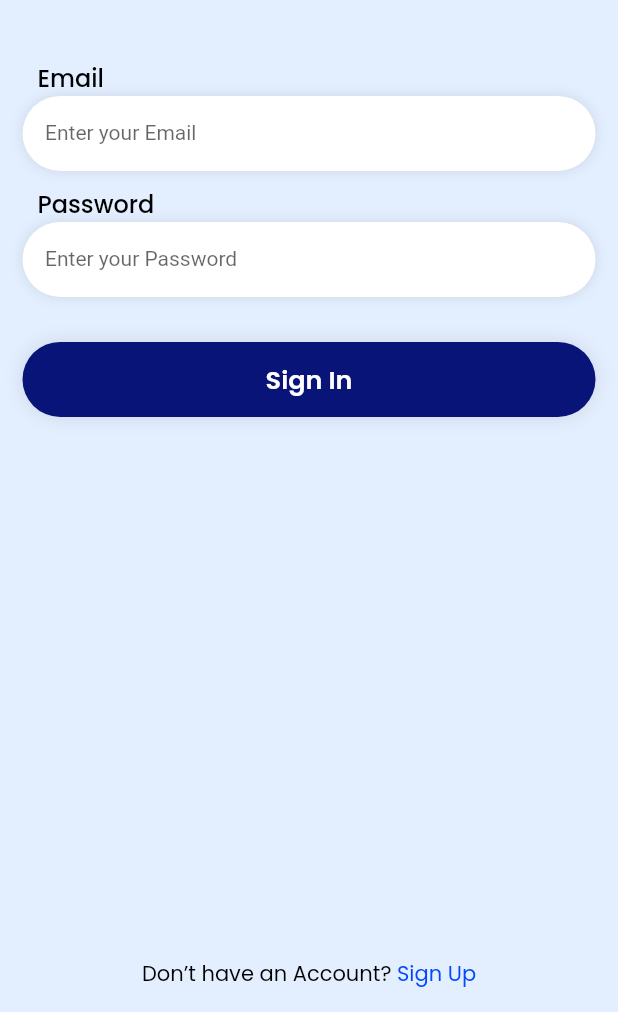
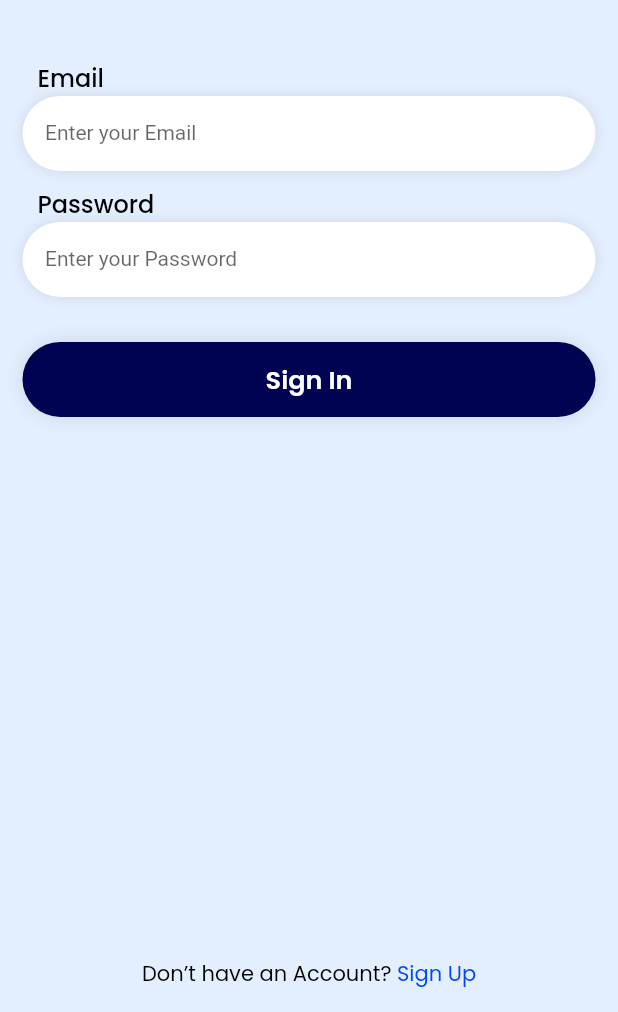
Before and after one commit to Husain-Zreik/Fatal-Breath, a Flutter app: the screen it shows after launch, on a phone screen of 412 x 824 dp, the part 224-1236 px from its top. Run offline on Flutter 3.47's test engine with Material 2 defaults, Android fonts, the phone set to English and light mode, and no system bars; our stand-ins replace dio, fluttericon, get, google_fonts, hexcolor, shared_preferences.

Commit message:
Frontend <> edited the global button inputs

```diff
--- a/fatal_breath_frontend/lib/screens/login.screen.dart
+++ b/fatal_breath_frontend/lib/screens/login.screen.dart
@@ -154,7 +154,8 @@ class _LoginScreenState extends State<LoginScreen> {
               ),
               ButtonGlobal(
                 text: 'Sign In',
-                color: '091479',
+                bgColor: GlobalColors.mainColor,
+                textColor: Colors.white,
                 onBtnPressed: () {
                   setState(() {
                     successful = false;
--- a/fatal_breath_frontend/lib/screens/signup.screen.dart
+++ b/fatal_breath_frontend/lib/screens/signup.screen.dart
@@ -277,7 +277,8 @@ class _SignUpScreenState extends State<SignUpScreen> {
               ),
               ButtonGlobal(
                   text: 'Sign Up',
-                  color: '091479',
+                  bgColor: GlobalColors.mainColor,
+                  textColor: Colors.white,
                   onBtnPressed: () {
                     setState(() {
                       successful = false;
--- a/fatal_breath_frontend/lib/widgets/button.global.dart
+++ b/fatal_breath_frontend/lib/widgets/button.global.dart
@@ -1,17 +1,20 @@
 import 'package:flutter/material.dart';
 import 'package:google_fonts/google_fonts.dart';
-import 'package:hexcolor/hexcolor.dart';
 
 class ButtonGlobal extends StatelessWidget {
-  const ButtonGlobal(
-      {Key? key,
+  const ButtonGlobal({
+    Key? key,
     required this.text,
-      required this.color,
-      required this.onBtnPressed})
-      : super(key: key);
+    required this.bgColor,
+    required this.onBtnPressed,
+    required this.textColor,
+    this.icon,
+  }) : super(key: key);
 
   final String text;
-  final String color;
+  final IconData? icon;
+  final Color bgColor;
+  final Color textColor;
   final Function onBtnPressed;
 
   @override
@@ -24,7 +27,7 @@ class ButtonGlobal extends StatelessWidget {
         alignment: Alignment.center,
         height: 50,
         decoration: BoxDecoration(
-            color: HexColor('#$color'),
+            color: bgColor,
             borderRadius: BorderRadius.circular(40),
             boxShadow: [
               BoxShadow(
@@ -32,13 +35,30 @@ class ButtonGlobal extends StatelessWidget {
                 blurRadius: 10,
               ),
             ]),
-        child: Text(
+        child: Row(
+          mainAxisAlignment:
+              icon != null ? MainAxisAlignment.start : MainAxisAlignment.center,
+          children: [
+            if (icon != null)
+              Padding(
+                padding: const EdgeInsets.only(left: 20),
+                child: Icon(
+                  icon,
+                  color: textColor,
+                  size: 26,
+                ),
+              ),
+            if (icon != null) const SizedBox(width: 15),
+            // if (icon != null) const SizedBox(width: 45),
+            Text(
               text,
               style: GoogleFonts.poppins(
-            color: Colors.white,
+                color: textColor,
                 fontWeight: FontWeight.w600,
                 fontSize: 17,
               ),
+            ),
+          ],
         ),
       ),
     );
```
Lines whose indentation alone changed are shown as unchanged.
